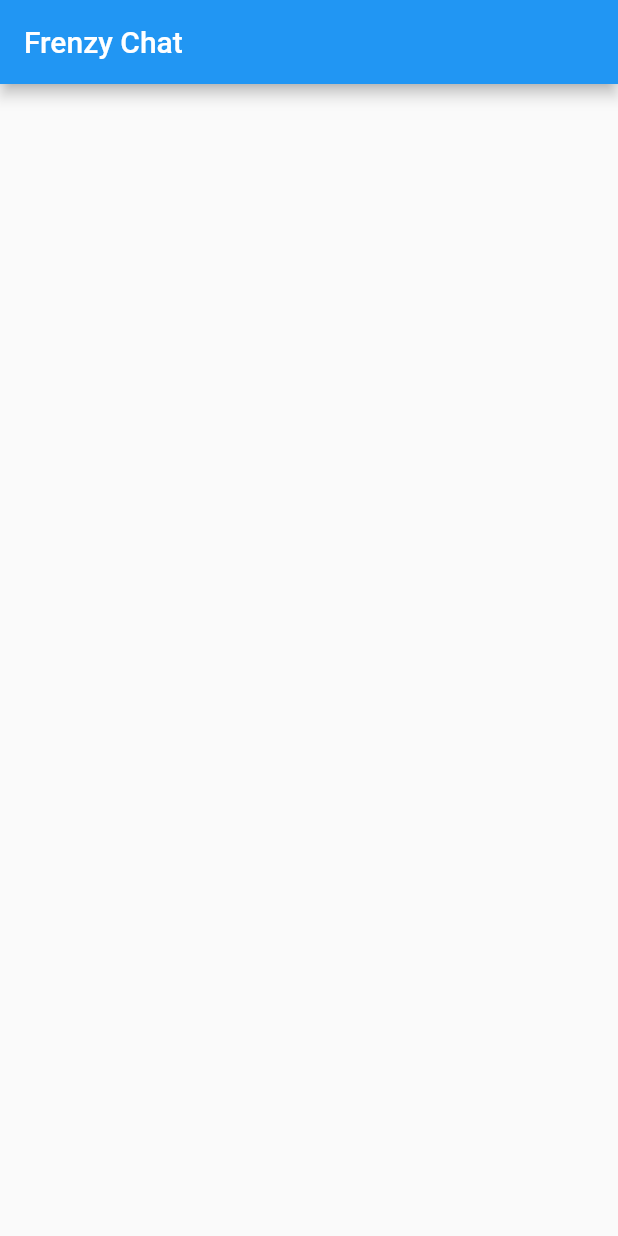
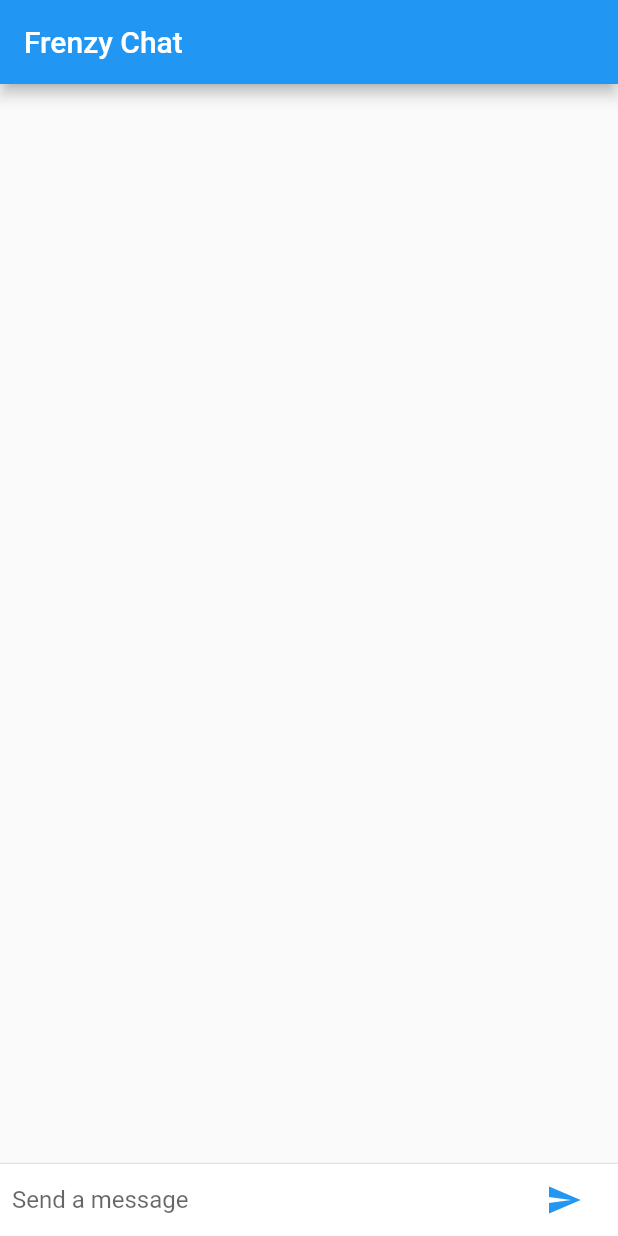
Before and after one commit to abdulragib/Frenzy_Chat_App_UI, a Flutter app: the screen it shows after launch, on a phone screen of 412 x 824 dp. Run offline on Flutter 3.47's test engine with Material 2 defaults, Android fonts, the phone set to English and light mode, and no system bars.

Commit message:
features added

```diff
--- a/lib/chat_screen.dart
+++ b/lib/chat_screen.dart
@@ -65,13 +65,13 @@ class _ChatScreenState extends State<ChatScreen> {
             itemCount: _messages.length,
           ),
         ),
-        // new Divider(height: 1.0),
-        // new Container(
-        //   decoration: new BoxDecoration(
-        //     color: Theme.of(context).cardColor,
-        //   ),
-        //   child: _textComposerWidget(),
-        // ),
+        new Divider(height: 1.0),
+        new Container(
+          decoration: new BoxDecoration(
+            color: Theme.of(context).cardColor,
+          ),
+          child: _textComposerWidget(),
+        ),
       ],
     );
   }
```
